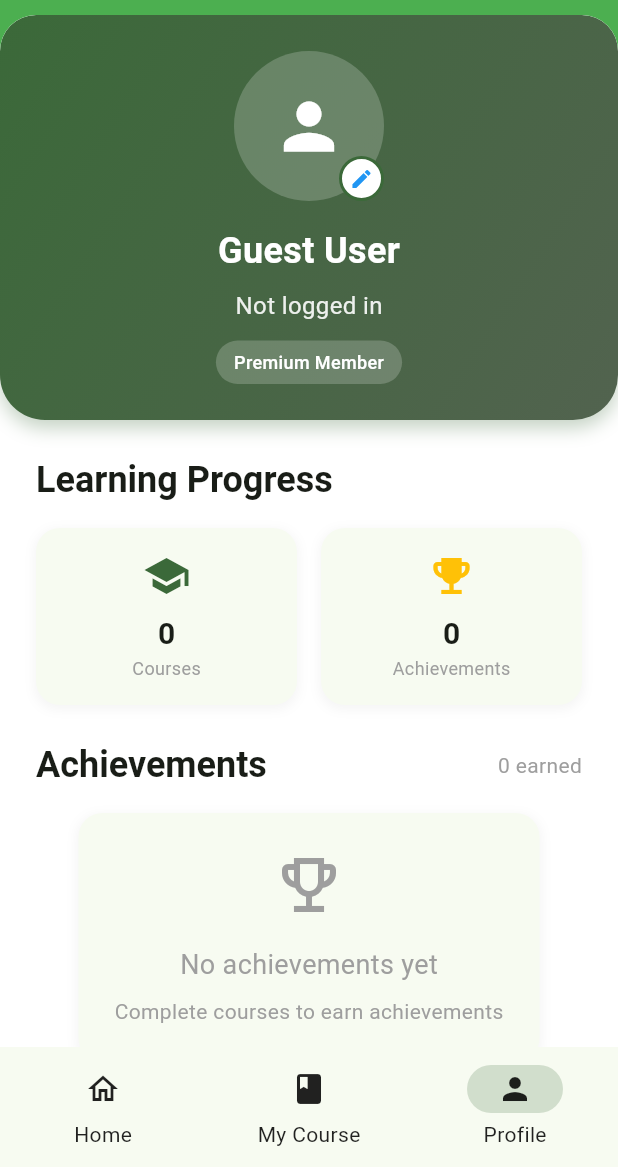
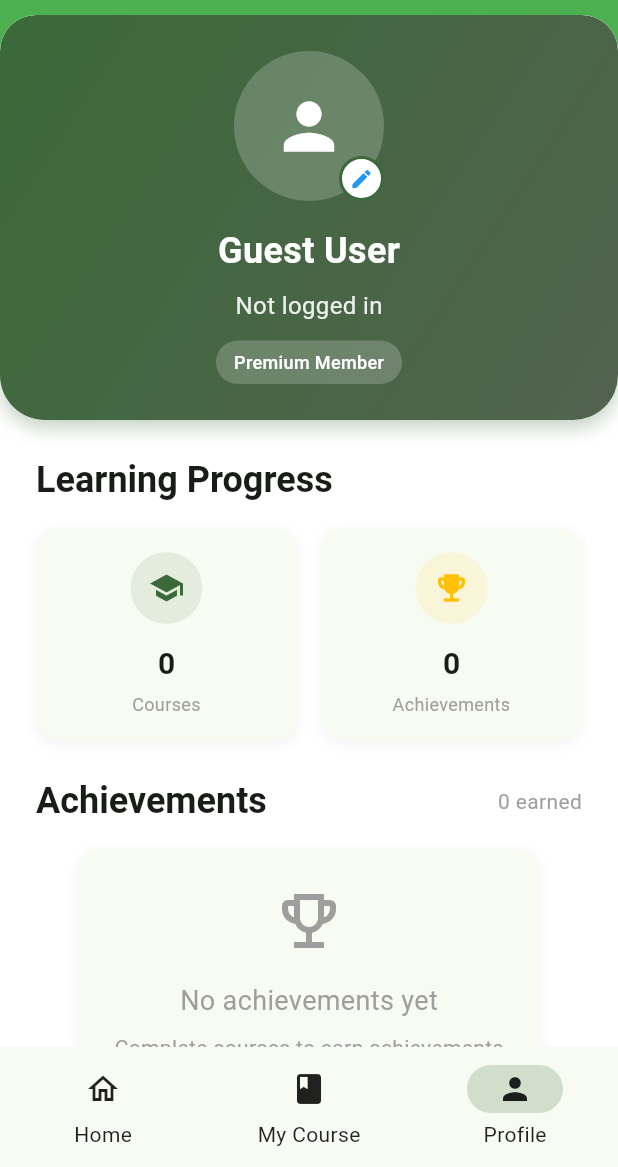
Before and after one commit to MuazRahman/skillorbit, a Flutter app: the screen it shows after launch, item 3 of the bottom bar chosen, on a phone screen of 412 x 824 dp, the part 69-1236 px from its top. Run offline on Flutter 3.47's test engine with Material 3 defaults, Android fonts, the light colour scheme and no system bars; our stand-ins replace cloud_firestore, firebase_auth, firebase_core, firebase_storage, flutter_svg, get and 2 more; accounts and stored records are empty.

Commit message:
feat: Refactor profile picture updates to use Firebase Storage
This commit refactors the profile picture update functionality to upload images to Firebase Storage instead of storing them as base64 strings in Firestore. This is a more scalable and efficient approach for handling user-uploaded images.

- **Firebase Storage Integration:**
  - Added the `firebase_storage` dependency to `pubspec.yaml` and registered it for macOS and Windows.
  - `auth_controller.dart`:
    - Introduced a private `_uploadImage` method to handle file uploads to a `profile_pictures` directory in Firebase Storage.
    - The `updateProfile` method is updated to accept an optional `File` object. If a file is provided, it's uploaded to Firebase Storage, and the resulting download URL is used to update the user's `photoURL`.
    - Optimizations were added to only update the `displayName` or `photoURL` if their values have actually changed.

- **Profile and Edit Profile Screen Updates:**
  - `edit_profile_screen.dart`:
    - Removed the logic that converted the selected image to a base64 string.
    - The `_handleUpdateProfile` method now passes the selected image `File` directly to the `auth_controller.updateProfile` function.
    - The success snackbar message has been improved to be more user-friendly.
  - `profile_screen.dart`:
    - Refined the UI for the user statistics cards ("Courses" and "Achievements"), making them tappable to navigate to the respective screens.
    - Removed logic for decoding base64 images, as all profile pictures will now be network URLs from Firebase Storage.

- **UI and Code Refinements:**
  - `home_screen.dart`:
    - Refactored the course progress calculation to use a more accurate method from `CourseController`.
    - The progress percentage on the home screen now displays with two decimal places for greater precision.
    - Cleaned up deprecated code related to the old progress calculation method.

```diff
--- a/lib/screens/profile_screen.dart
+++ b/lib/screens/profile_screen.dart
@@ -3,12 +3,16 @@ import 'package:flutter/material.dart';
 import 'package:get/get.dart';
 import 'package:skillorbit/controllers/course_controller.dart';
 import 'package:skillorbit/controllers/auth_controller.dart';
+import 'package:skillorbit/controllers/dashboard_controller.dart';
 import 'package:skillorbit/screens/edit_profile_screen.dart';
+import 'package:skillorbit/screens/enhanced_achievements_screen.dart';
 import 'package:skillorbit/widgets/top_round_corner_widget.dart';
 
 class ProfileScreen extends StatelessWidget {
   final CourseController courseController = Get.find<CourseController>();
   final AuthController authController = Get.find<AuthController>();
+  final DashBoardController dashboardController =
+      Get.find<DashBoardController>();
 
   ProfileScreen({super.key});
 
@@ -191,20 +195,39 @@ class ProfileScreen extends StatelessWidget {
                       () => Row(
                         mainAxisAlignment: MainAxisAlignment.center,
                         children: [
-                          _buildEnhancedStatCard(
+                          Expanded(
+                            child: GestureDetector(
+                              onTap: () {
+                                // Navigate to My Course screen via bottom nav bar
+                                dashboardController.currentPageIndex.value = 1;
+                                // Pop to dashboard screen
+                                Get.until((route) => route.isFirst);
+                              },
+                              child: _buildEnhancedStatCard(
                                 context,
                                 'Courses',
-                            courseController.enrolledCourses.length.toString(),
+                                courseController.enrolledCourses.length
+                                    .toString(),
                                 Icons.school,
                                 Theme.of(context).colorScheme.primary,
                               ),
+                            ),
+                          ),
                           const SizedBox(width: 16),
-                          _buildEnhancedStatCard(
+                          Expanded(
+                            child: GestureDetector(
+                              onTap: () {
+                                // Navigate to Enhanced Achievements screen
+                                Get.to(() => EnhancedAchievementsScreen());
+                              },
+                              child: _buildEnhancedStatCard(
                                 context,
                                 'Achievements',
                                 courseController.achievements.length.toString(),
                                 Icons.emoji_events,
                                 Colors.amber,
+                              ),
+                            ),
                           ),
                         ],
                       ),
@@ -371,8 +394,8 @@ class ProfileScreen extends StatelessWidget {
     IconData icon,
     Color iconColor,
   ) {
-    return Expanded(
-      child: Container(
+    return Container(
+      constraints: const BoxConstraints(minHeight: 120),
       padding: const EdgeInsets.all(16),
       decoration: BoxDecoration(
         color: Theme.of(context).cardColor,
@@ -387,19 +410,28 @@ class ProfileScreen extends StatelessWidget {
         ],
       ),
       child: Column(
+        mainAxisAlignment: MainAxisAlignment.center,
         children: [
-            Icon(icon, color: iconColor, size: 32),
-            const SizedBox(height: 8),
+          Container(
+            padding: const EdgeInsets.all(12),
+            decoration: BoxDecoration(
+              color: iconColor.withOpacity(0.1),
+              shape: BoxShape.circle,
+            ),
+            child: Icon(icon, color: iconColor, size: 24),
+          ),
+          const SizedBox(height: 12),
           Text(
             value,
             style: const TextStyle(fontSize: 20, fontWeight: FontWeight.bold),
           ),
+          const SizedBox(height: 4),
           Text(
             title,
             style: const TextStyle(fontSize: 12, color: Colors.grey),
+            textAlign: TextAlign.center,
           ),
         ],
-        ),
       ),
     );
   }
--- a/pubspec.yaml
+++ b/pubspec.yaml
@@ -29,6 +29,9 @@ dependencies:
   # Add Firebase Authentication
   firebase_auth: ^5.3.3
 
+  # Add Firebase Storage
+  firebase_storage: ^12.4.10
+
   # SVG Image Support
   flutter_svg: ^2.0.0+1
 
```
Also changed, not shown: lib/controllers/auth_controller.dart (+43 -4 lines), lib/screens/edit_profile_screen.dart (+7 -8 lines), lib/screens/home_screen.dart (+43 -51 lines), pubspec.lock, 3 other files. Lines whose indentation alone changed are shown as unchanged.
